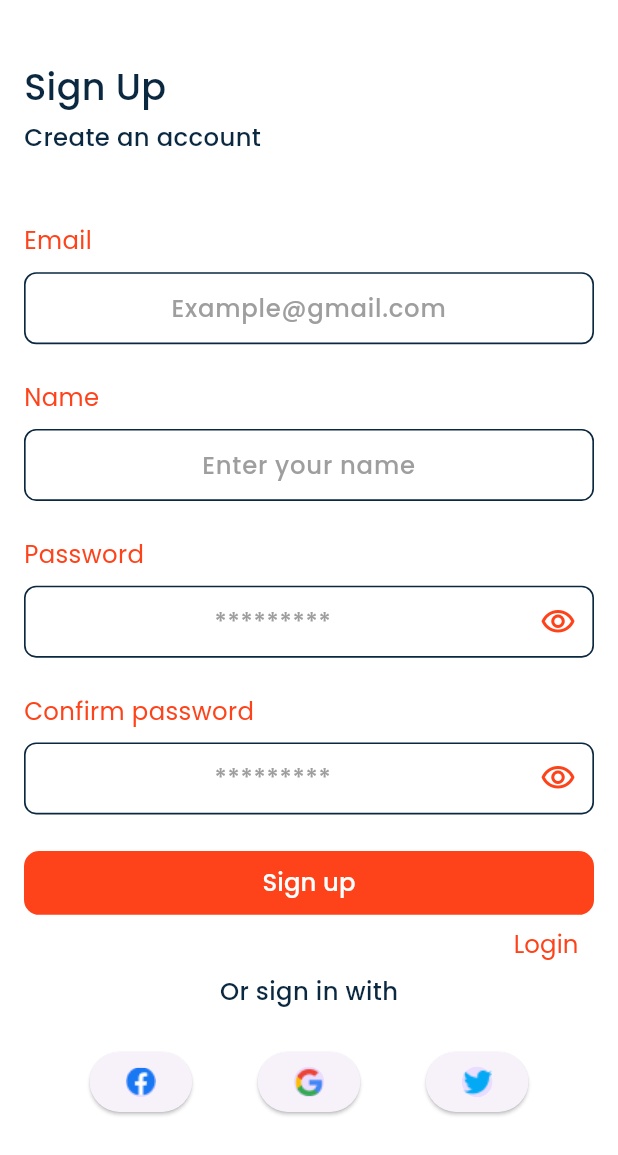
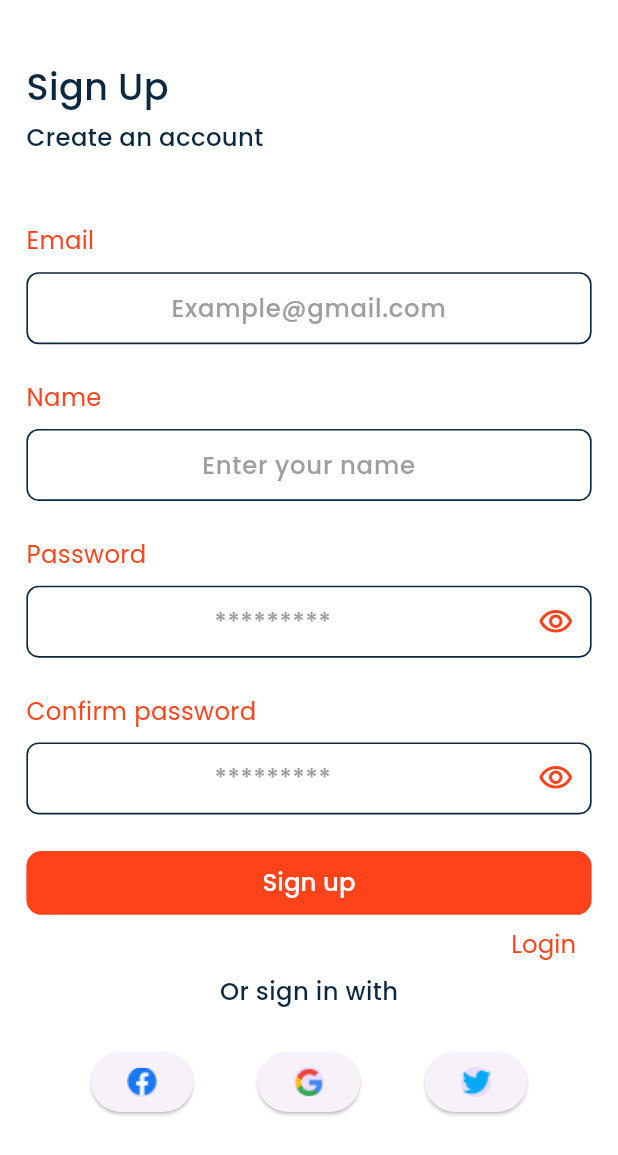
Before and after one commit to ahmedghaly15/Storeify, a Flutter app: the SignUpView screen opened by its route, on a phone screen of 412 x 824 dp. Shown: the top 1155 px of the screen. Run offline on Flutter 3.47's test engine with Material 3 defaults, Android fonts, the phone set to English and light mode, and no system bars; our stand-ins replace cached_network_image, dartz, dio, equatable, flutter_bloc, flutter_screenutil and 8 more; accounts and stored records are empty; network calls fail.

Commit message:
Add gridCrossAxisCount, gridCrossAxisSpacing, gridMainAxisSpacing to AppConstants

```diff
--- a/lib/core/utils/app_constants.dart
+++ b/lib/core/utils/app_constants.dart
@@ -1,9 +1,13 @@
 import 'package:flutter/material.dart';
+import 'package:flutter_screenutil/flutter_screenutil.dart';
 
 class AppConstants {
-  static const EdgeInsetsGeometry authHorizontalPadding = EdgeInsets.symmetric(
-    horizontal: 16.0,
-  );
+  static EdgeInsetsGeometry get authHorizontalPadding => EdgeInsets.symmetric(
+        horizontal: 16.0.w,
+      );
 
   static const ScrollPhysics physics = BouncingScrollPhysics();
+  static const int gridCrossAxisCount = 2;
+  static double get gridCrossAxisSpacing => 10.w;
+  static double get gridMainAxisSpacing => 16.h;
 }
```
